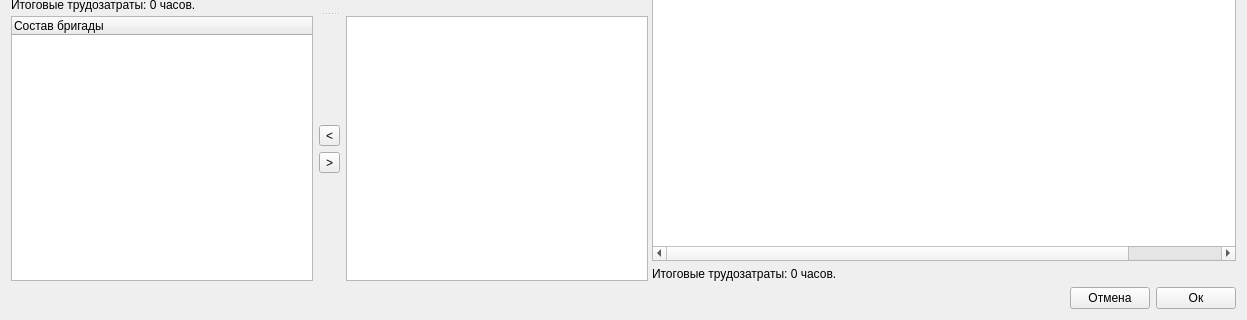
First picture: the form in raspform.ui, repository Balyaev-D-A/MFDB, before the edit; both pictures show x 0 to 1247 and y 359 to 679 of the 1247 by 679 pixel window.
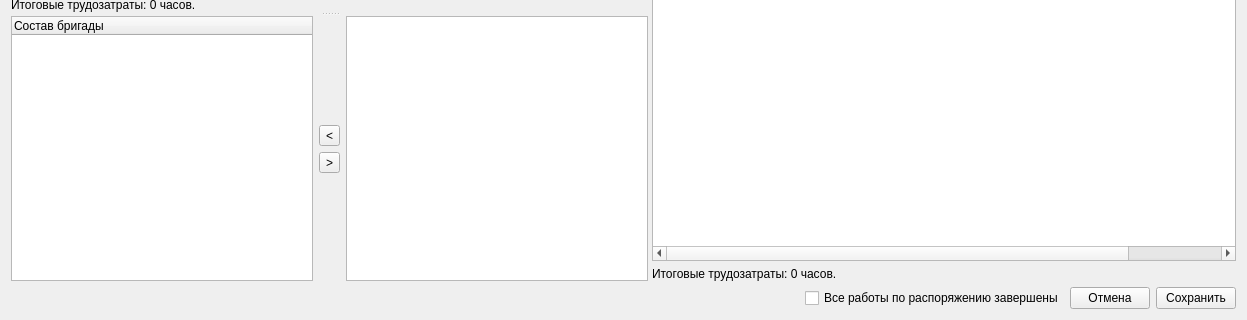
Second picture: the form after the edit. Custom widgets are drawn as their Qt base class.

```diff
--- a/raspform.ui
+++ b/raspform.ui
@@ -673,9 +673,6 @@
    </item>
    <item>
     <layout class="QHBoxLayout" name="horizontalLayout_3">
-     <property name="sizeConstraint">
-      <enum>QLayout::SetMinimumSize</enum>
-     </property>
      <item>
       <spacer name="horizontalSpacer">
        <property name="orientation">
@@ -690,7 +687,14 @@
       </spacer>
      </item>
      <item>
-      <widget class="QPushButton" name="pushButton_2">
+      <widget class="QCheckBox" name="allCompletedCheckBox">
+       <property name="text">
+        <string>Все работы по распоряжению завершены</string>
+       </property>
+      </widget>
+     </item>
+     <item>
+      <widget class="QPushButton" name="cancelButton">
        <property name="text">
         <string>Отмена</string>
        </property>
@@ -699,7 +703,7 @@
      <item>
       <widget class="QPushButton" name="pushButton">
        <property name="text">
-        <string>Ок</string>
+        <string>Сохранить</string>
        </property>
       </widget>
      </item>
```
Left out of the diff: 2 changed lines with no effect on the pictures.
